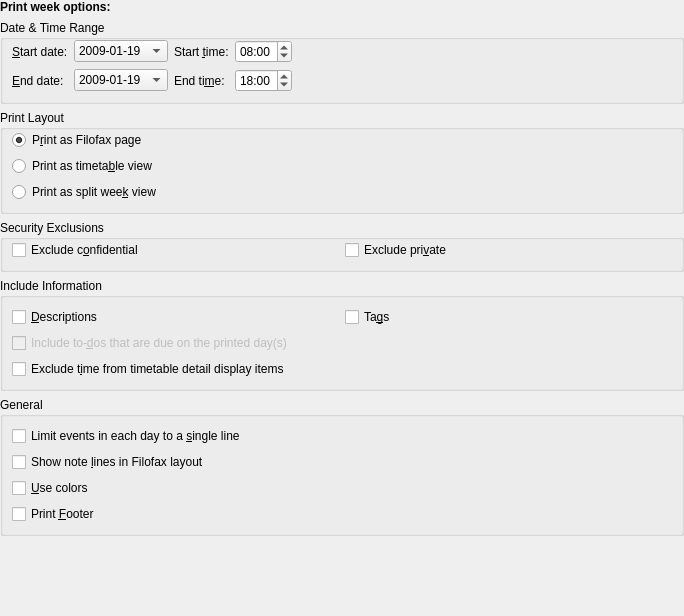
This is src/printing/calprintweekconfig_base.ui in KDE/calendarsupport as Qt 5 draws it before an edit. The edited form follows.
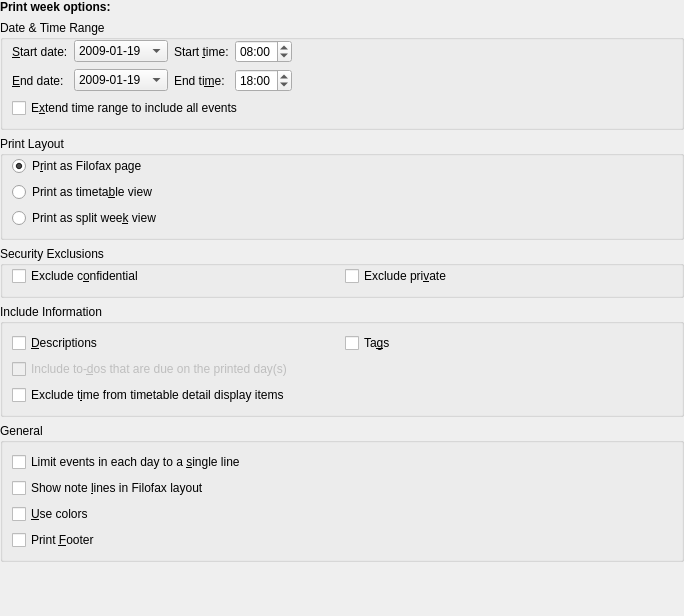
This is the edited form. Custom widgets are drawn as their Qt base class.

Commit message: Add an Extend Time Range option to the Print Week dialog

```diff
--- a/src/printing/calprintweekconfig_base.ui
+++ b/src/printing/calprintweekconfig_base.ui
@@ -213,6 +213,16 @@
         </property>
        </widget>
       </item>
+      <item row="2" column="0" colspan="5">
+       <widget class="QCheckBox" name="mIncludeAllEvents">
+        <property name="whatsThis">
+         <string>Check this option to automatically determine the required time range, so all events will be shown.</string>
+        </property>
+        <property name="text">
+         <string>E&amp;xtend time range to include all events</string>
+        </property>
+       </widget>
+      </item>
      </layout>
     </widget>
    </item>
```
Left out of the diff: 1 changed line with no effect on the pictures. The commit also changes 2 other files.
